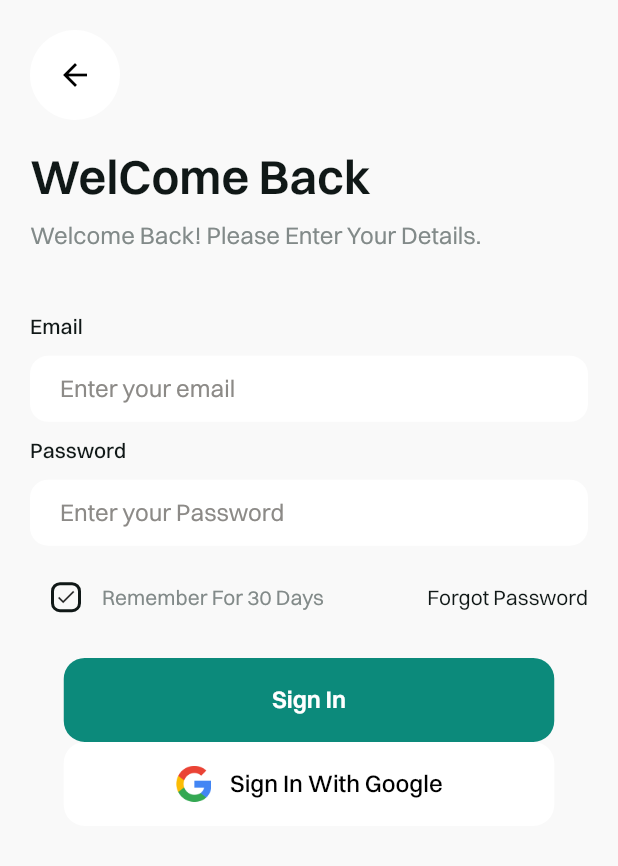
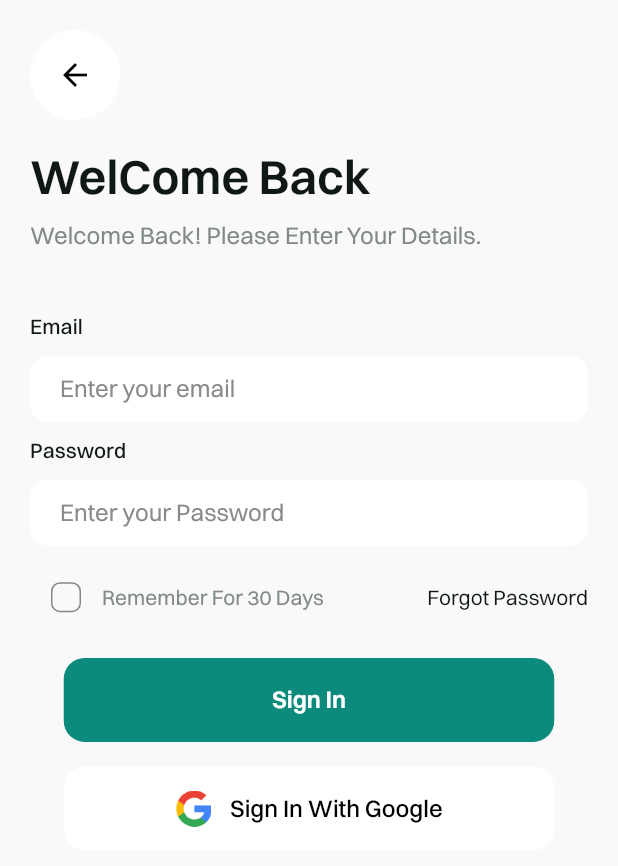
Before and after one commit to Jigarchovatiya/furniture_store, a Flutter app: the screen it shows after launch, on a phone screen of 412 x 824 dp. Shown: the top 866 px of the screen. Run offline on Flutter 3.47's test engine with Material 2 defaults, Android fonts, the phone set to English and light mode, and no system bars; our stand-ins replace smooth_page_indicator.

Commit message:
22-05-2023

```diff
--- a/lib/view/entry_points/sign_in.dart
+++ b/lib/view/entry_points/sign_in.dart
@@ -116,17 +116,17 @@ class _SignInState extends State<SignIn> {
                                 width: 20,
                                 decoration: BoxDecoration(
                                   borderRadius: BorderRadius.circular(6),
-                                  border: Border.all(width: 1, color: AppColors.appTextColorTow),
+                                  border: Border.all(width: 2, color: AppColors.appTextColor),
                                 ),
+                                child: const Icon(Icons.check, size: 15),
                               )
                             : Container(
                                 height: 20,
                                 width: 20,
                                 decoration: BoxDecoration(
                                   borderRadius: BorderRadius.circular(6),
-                                  border: Border.all(width: 2, color: AppColors.appTextColor),
+                                  border: Border.all(width: 1, color: AppColors.appTextColorTow),
                                 ),
-                                child: const Icon(Icons.check, size: 15),
                               ),
                       ),
                     ),
@@ -160,6 +160,7 @@ class _SignInState extends State<SignIn> {
                     style: const TextStyle(color: AppColors.white, fontSize: 16, fontWeight: FontWeight.w600),
                   ),
                 ),
+                SizedBox(height: MediaQuery.of(context).size.height / 50),
                 Center(
                   child: AppButton(
                     image: AppAssets.google,
@@ -170,6 +171,9 @@ class _SignInState extends State<SignIn> {
                     style: const TextStyle(color: AppColors.black, fontSize: 16, fontWeight: FontWeight.w500),
                   ),
                 ),
+                RichText(
+                  text: TextSpan(),
+                ),
               ],
             ),
           ),
```
